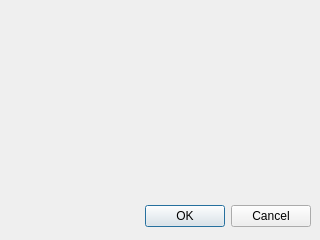
Before: the Qt Designer form changeuserdialog.ui in Herzo/ea, drawn with Qt 5.
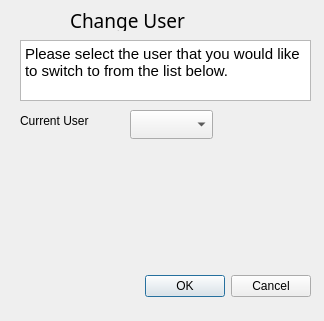
After: the same form once the commit is applied. Icons and pictures are not drawn.

```diff
--- a/changeuserdialog.ui
+++ b/changeuserdialog.ui
@@ -5,8 +5,8 @@
    <rect>
     <x>0</x>
     <y>0</y>
-    <width>320</width>
-    <height>240</height>
+    <width>324</width>
+    <height>321</height>
    </rect>
   </property>
   <property name="windowTitle">
@@ -16,7 +16,7 @@
    <property name="geometry">
     <rect>
      <x>10</x>
-     <y>200</y>
+     <y>270</y>
      <width>301</width>
      <height>32</height>
     </rect>
@@ -28,6 +28,90 @@
     <set>QDialogButtonBox::Cancel|QDialogButtonBox::Ok</set>
    </property>
   </widget>
+  <widget class="QLabel" name="label">
+   <property name="geometry">
+    <rect>
+     <x>70</x>
+     <y>10</y>
+     <width>151</width>
+     <height>21</height>
+    </rect>
+   </property>
+   <property name="font">
+    <font>
+     <family>Arial Black</family>
+     <pointsize>14</pointsize>
+    </font>
+   </property>
+   <property name="text">
+    <string>Change User</string>
+   </property>
+  </widget>
+  <widget class="QTextBrowser" name="textBrowser">
+   <property name="geometry">
+    <rect>
+     <x>20</x>
+     <y>40</y>
+     <width>291</width>
+     <height>61</height>
+    </rect>
+   </property>
+   <property name="autoFillBackground">
+    <bool>false</bool>
+   </property>
+   <property name="html">
+    <string>&lt;!DOCTYPE HTML PUBLIC &quot;-//W3C//DTD HTML 4.0//EN&quot; &quot;http://www.w3.org/TR/REC-html40/strict.dtd&quot;&gt;
+&lt;html&gt;&lt;head&gt;&lt;meta name=&quot;qrichtext&quot; content=&quot;1&quot; /&gt;&lt;style type=&quot;text/css&quot;&gt;
+p, li { white-space: pre-wrap; }
+&lt;/style&gt;&lt;/head&gt;&lt;body style=&quot; font-family:'Cantarell'; font-size:11pt; font-weight:400; font-style:normal;&quot;&gt;
+&lt;p style=&quot; margin-top:0px; margin-bottom:0px; margin-left:0px; margin-right:0px; -qt-block-indent:0; text-indent:0px;&quot;&gt;Please select the user that you would like to switch to from the list below.&lt;/p&gt;&lt;/body&gt;&lt;/html&gt;</string>
+   </property>
+  </widget>
+  <widget class="QComboBox" name="comboBox">
+   <property name="geometry">
+    <rect>
+     <x>130</x>
+     <y>110</y>
+     <width>83</width>
+     <height>29</height>
+    </rect>
+   </property>
+   <property name="currentIndex">
+    <number>-1</number>
+   </property>
+   <property name="maxVisibleItems">
+    <number>3</number>
+   </property>
+  </widget>
+  <widget class="QLabel" name="label_2">
+   <property name="geometry">
+    <rect>
+     <x>20</x>
+     <y>110</y>
+     <width>91</width>
+     <height>21</height>
+    </rect>
+   </property>
+   <property name="text">
+    <string>Current User</string>
+   </property>
+  </widget>
+  <widget class="QLabel" name="label_DaveImg">
+   <property name="geometry">
+    <rect>
+     <x>10</x>
+     <y>140</y>
+     <width>106</width>
+     <height>150</height>
+    </rect>
+   </property>
+   <property name="text">
+    <string/>
+   </property>
+   <property name="pixmap">
+    <pixmap resource="systray.qrc">:/images/Dave_106x150.png</pixmap>
+   </property>
+  </widget>
  </widget>
  <resources/>
  <connections>
```
Left out of the diff: 9 changed lines with no effect on the pictures.
